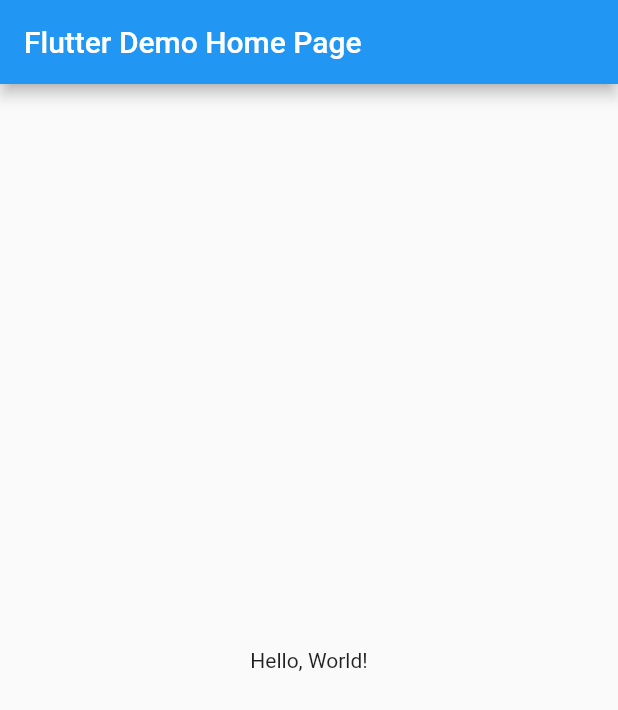
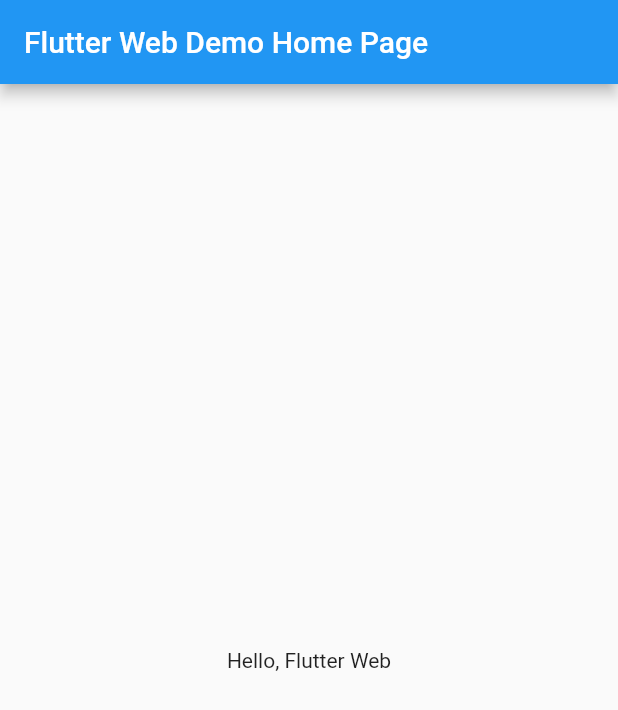
Before and after one commit to AmbujaAK/flutter_web, a Flutter app: the screen it shows after launch, on a phone screen of 412 x 824 dp. Shown: the top 710 px of the screen. Run offline on Flutter 3.47's test engine with Material 2 defaults, Android fonts, the light colour scheme and no system bars; missing offline and left inert: flutter_web.

Commit message:
comment removed

```diff
--- a/lib/main.dart
+++ b/lib/main.dart
@@ -3,15 +3,14 @@
 void main() => runApp(MyApp());
 
 class MyApp extends StatelessWidget {
-  // This widget is the root of your application.
   @override
   Widget build(BuildContext context) {
     return MaterialApp(
-      title: 'Flutter Demo',
+      title: 'Flutter Web Demo',
       theme: ThemeData(
         primarySwatch: Colors.blue,
       ),
-      home: MyHomePage(title: 'Flutter Demo Home Page'),
+      home: MyHomePage(title: 'Flutter Web Demo Home Page'),
     );
   }
 }
@@ -23,35 +22,16 @@
 
   @override
   Widget build(BuildContext context) {
-    // The Flutter framework has been optimized to make rerunning build methods
-    // fast, so that you can just rebuild anything that needs updating rather
-    // than having to individually change instances of widgets.
     return Scaffold(
       appBar: AppBar(
         title: Text(title),
       ),
       body: Center(
-        // Center is a layout widget. It takes a single child and positions it
-        // in the middle of the parent.
         child: Column(
-          // Column is also layout widget. It takes a list of children and
-          // arranges them vertically. By default, it sizes itself to fit its
-          // children horizontally, and tries to be as tall as its parent.
-          //
-          // Invoke "debug painting" (choose the "Toggle Debug Paint" action
-          // from the Flutter Inspector in Android Studio, or the "Toggle Debug
-          // Paint" command in Visual Studio Code) to see the wireframe for each
-          // widget.
-          //
-          // Column has various properties to control how it sizes itself and
-          // how it positions its children. Here we use mainAxisAlignment to
-          // center the children vertically; the main axis here is the vertical
-          // axis because Columns are vertical (the cross axis would be
-          // horizontal).
           mainAxisAlignment: MainAxisAlignment.center,
           children: <Widget>[
             Text(
-              'Hello, World!',
+              'Hello, Flutter Web',
             ),
           ],
         ),
```
